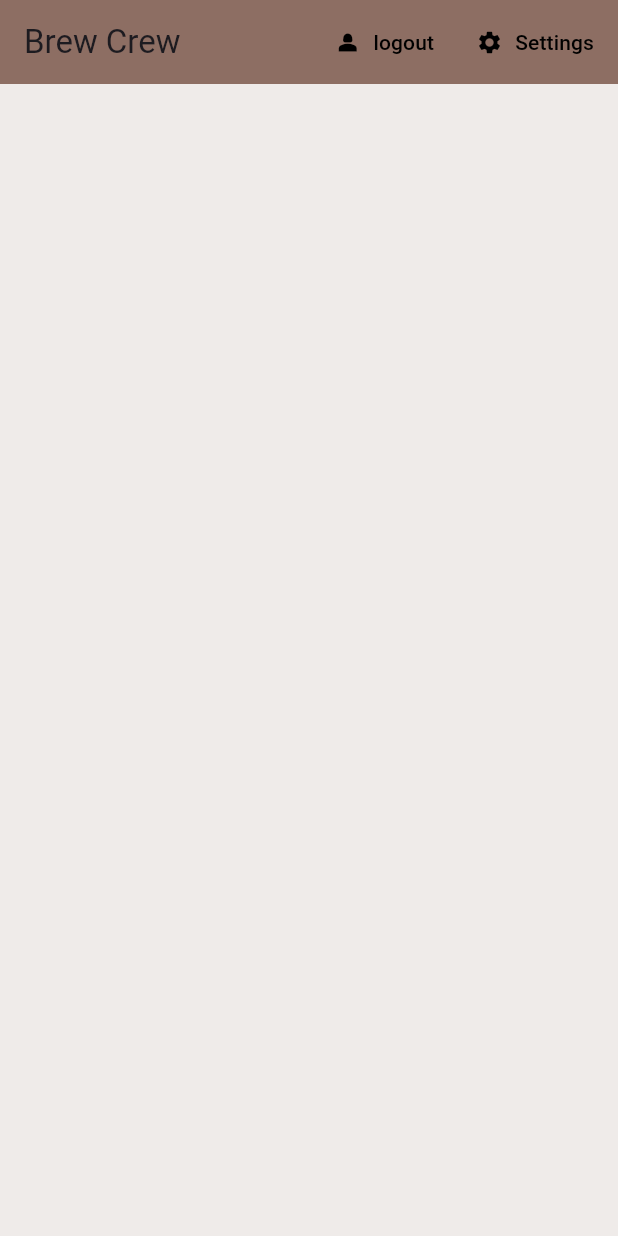
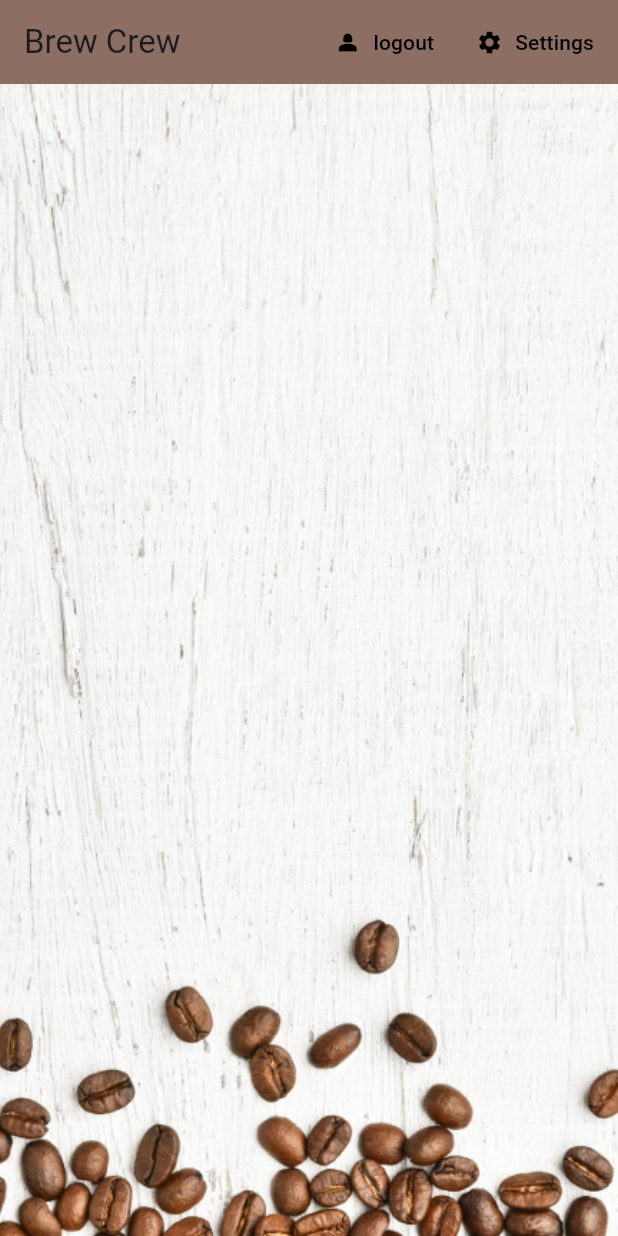
Before and after one commit to KiyaTilahun/Flutter_Brew_Crew_App_with_firebase, a Flutter app: the screen it shows once a user with an empty profile is signed in, on a phone screen of 412 x 824 dp. Run offline on Flutter 3.47's test engine with Material 2 defaults, Android fonts, the light colour scheme and no system bars; our stand-ins replace cloud_firestore, firebase_auth, firebase_core, flutter_spinkit; accounts and stored records are empty.

Commit message:
finished the firebase project

```diff
--- a/lib/models/user.dart
+++ b/lib/models/user.dart
@@ -5,3 +5,16 @@ class Users {
 
   Users({required this.uid});
 }
+
+class UserData {
+  late final String uid;
+  late final String name;
+  late final String sugars;
+  late final int strength;
+
+  UserData(
+      {required this.uid,
+      required this.name,
+      required this.sugars,
+      required this.strength});
+}
--- a/lib/screens/home/brew_list.dart
+++ b/lib/screens/home/brew_list.dart
@@ -15,9 +15,9 @@ class Brew_List extends StatefulWidget {
 class _Brew_ListState extends State<Brew_List> {
   @override
   Widget build(BuildContext context) {
-    final brews = Provider.of<List<Brew>>(context);
+    final brews = Provider.of<List<Brew>?>(context) ?? [];
     print(brews);
-    brews.forEach((brews) {
+    brews!.forEach((brews) {
       print(brews.name);
       print(brews.sugars);
       print(brews.strength);
--- a/lib/screens/home/brew_tile.dart
+++ b/lib/screens/home/brew_tile.dart
@@ -15,6 +15,7 @@ class BrewTile extends StatelessWidget {
           leading: CircleAvatar(
             radius: 24,
             backgroundColor: Colors.brown[brew.strength],
+            backgroundImage: AssetImage('assets/coffee_icon.png'),
           ),
           title: Text(brew.name),
           subtitle: Text('Takes ${brew.sugars} sugar(s)'),
--- a/lib/screens/home/home.dart
+++ b/lib/screens/home/home.dart
@@ -3,6 +3,7 @@
 import 'package:flutter/material.dart';
 import 'package:real_firabse/models/brew.dart';
 import 'package:real_firabse/screens/home/brew_list.dart';
+import 'package:real_firabse/screens/home/settings_home.dart';
 import 'package:real_firabse/services/auth.dart';
 import 'package:real_firabse/services/database.dart';
 import 'package:provider/provider.dart';
@@ -16,12 +17,10 @@ class Home extends StatelessWidget {
     void _showSettingPanel() {
       showModalBottomSheet(
           context: context,
-
           builder: (BuildContext) {
             return Container(
-               width: ,
-              padding: EdgeInsets.symmetric(vertical: 20, horizontal: 100),
-              child: Text("bottom child"),
+              padding: EdgeInsets.symmetric(vertical: 20, horizontal: 80),
+              child: SettingsForm(),
             );
           });
     }
@@ -30,7 +29,6 @@ class Home extends StatelessWidget {
       initialData: null,
       value: DatabaseService.withoutUID().brews,
       child: Scaffold(
-
         backgroundColor: Colors.brown[50],
         appBar: AppBar(
           title: Text("Brew Crew"),
@@ -64,7 +62,12 @@ class Home extends StatelessWidget {
                 ))
           ],
         ),
-        body: Brew_List(),
+        body: Container(
+          decoration: BoxDecoration(
+            image: DecorationImage(image: AssetImage('assets/coffee_bg.png'),
+            fit: BoxFit.cover)
+          ),
+          child: Brew_List()),
       ),
     );
   }
--- a/pubspec.yaml
+++ b/pubspec.yaml
@@ -64,9 +64,8 @@ flutter:
   uses-material-design: true
 
   # To add assets to your application, add an assets section, like this:
-  # assets:
-  #   - images/a_dot_burr.jpeg
-  #   - images/a_dot_ham.jpeg
+  assets:
+    - assets/
 
   # An image asset can refer to one or more resolution-specific "variants", see
   # https://flutter.dev/assets-and-images/#resolution-aware
```
Also changed, not shown: lib/screens/home/settings_home.dart (added, +114 -0 lines), lib/services/database.dart (+21 -2 lines), assets/coffee_bg.png (added), assets/coffee_icon.png (added).
